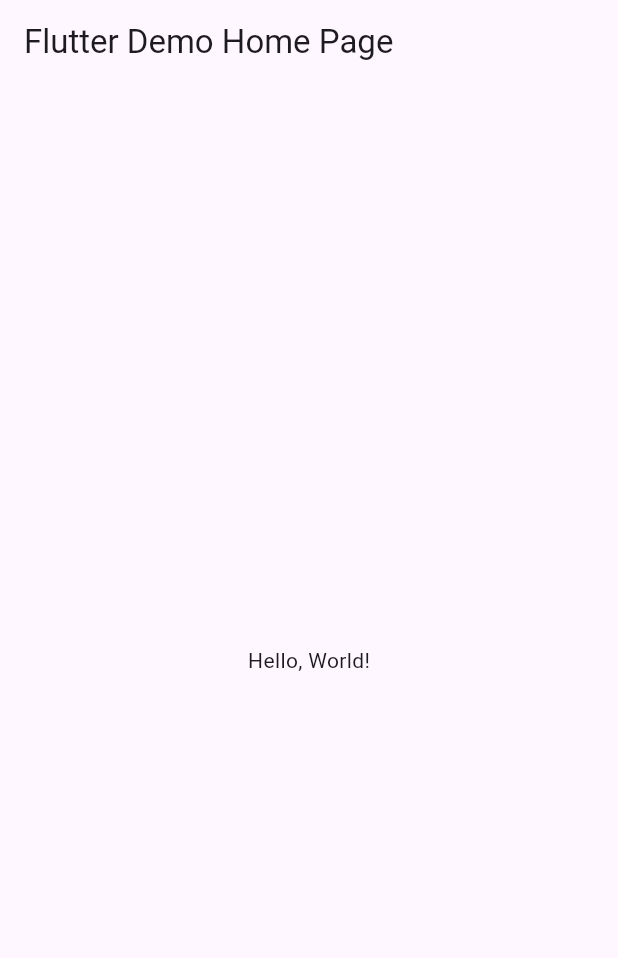
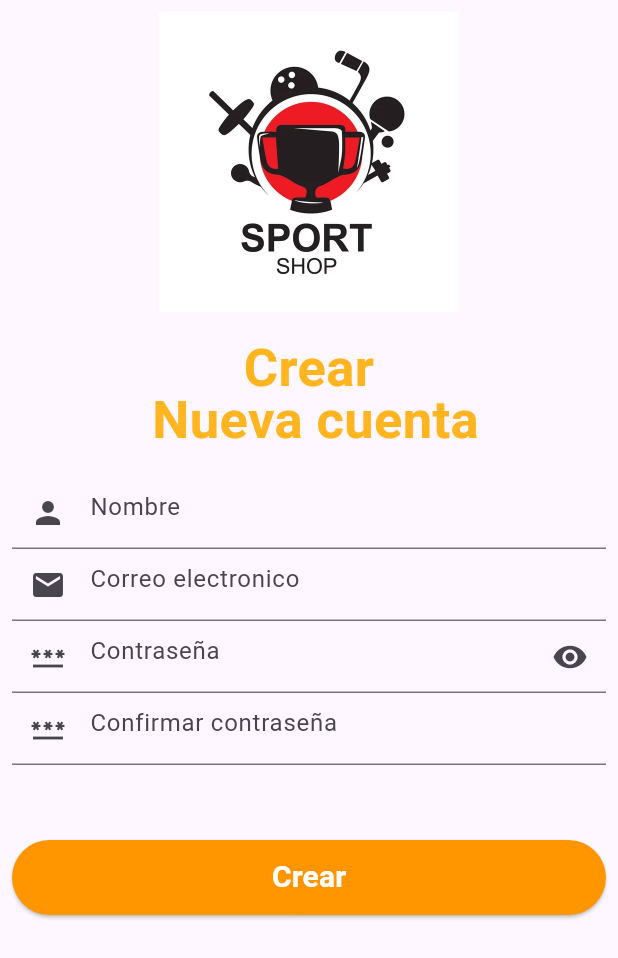
Before and after one commit to Rodriguezb128/Ull-Act6-disenoClase, a Flutter app: the screen it shows after launch, on a phone screen of 412 x 824 dp. Shown: the top 958 px of the screen. Run offline on Flutter 3.47's test engine with Material 3 defaults, Android fonts, the phone set to English and light mode, and no system bars.

```diff
--- a/lib/main.dart
+++ b/lib/main.dart
@@ -1,4 +1,5 @@
 import 'package:flutter/material.dart';
+import 'package:rodriguezdiseno/signup_screen.dart';
 
 void main() => runApp(MyApp());
 
@@ -8,36 +9,8 @@ class MyApp extends StatelessWidget {
   @override
   Widget build(BuildContext context) {
     return MaterialApp(
-      // Application name
-      title: 'Flutter Hello World',
-      // Application theme data, you can set the colors for the application as
-      // you want
-      theme: ThemeData(
-        // useMaterial3: false,
-        primarySwatch: Colors.blue,
-      ),
-      // A widget which will be started on application startup
-      home: MyHomePage(title: 'Flutter Demo Home Page'),
+      debugShowCheckedModeBanner: false,
+      home: SingUpScreen(),
     );
   }
 }
-
-class MyHomePage extends StatelessWidget {
-  final String title;
-  const MyHomePage({super.key, required this.title});
-
-  @override
-  Widget build(BuildContext context) {
-    return Scaffold(
-      appBar: AppBar(
-        // The title text which will be shown on the action bar
-        title: Text(title),
-      ),
-      body: Center(
-        child: Text(
-          'Hello, World!',
-        ),
-      ),
-    );
-  }
-}
--- /dev/null
+++ b/lib/signup_screen.dart
@@ -0,0 +1,173 @@
+import 'package:flutter/material.dart';
+
+void main() => runApp(const SingUpScreen());
+
+class SingUpScreen extends StatefulWidget {
+  const SingUpScreen({Key? key}) : super(key: key);
+
+  @override
+  State<SingUpScreen> createState() => _SingUpScreenState();
+}
+
+class _SingUpScreenState extends State<SingUpScreen> {
+  final GlobalKey<FormState> _formKey = GlobalKey();
+  final TextEditingController _nameController = TextEditingController();
+  final TextEditingController _emailController = TextEditingController();
+  final TextEditingController _passwordController = TextEditingController();
+  final TextEditingController _confirmPasswordController =
+      TextEditingController();
+
+  bool isVisibleObscure = false;
+
+  void _submittedForm() {
+    if (_formKey.currentState!.validate()) {
+      ScaffoldMessenger.of(context).showSnackBar(
+        const SnackBar(
+          content: Text("¡Formulario enviado exitosamente!"),
+        ),
+      );
+    }
+  }
+
+  String? validateName(String? value) {
+    if (value!.isEmpty) {
+      return "Ingresa tu nombre";
+    } else if (RegExp(r"^[a-zA-Z]+$").hasMatch(value)) {
+      return "Por favor ingresa un nombre válido sin números o caracteres especiales";
+    }
+    return null;
+  }
+
+  String? validateEmail(String? value) {
+    if (value!.isEmpty) {
+      return "Por favor ingresa tu correo electrónico";
+    } else if (!RegExp(r"^[a-zA-Z0-9._%+-]+@[a-zA-Z0-9.-]+\.[a-zA-Z]{2,}$")
+        .hasMatch(value)) {
+      return "Por favor ingresa un correo electrónico válido";
+    }
+    return null;
+  }
+
+  String? validatePassword(String? value, String? text) {
+    if (value!.isEmpty) {
+      return "Ingresa tu contraseña";
+    } else if (value.length < 6) {
+      return "La contraseña debe tener al menos 6 caracteres";
+    } else if (!RegExp(r"^[a-zA-Z0-9]+$").hasMatch(value)) {
+      return "La contraseña solo puede contener letras y números";
+    }
+    return null;
+  }
+
+  String? confirmValidatePassword(String? value, String? text) {
+    if (value!.isEmpty) {
+      return "Por favor confirma tu contraseña";
+    } else if (value != text) {
+      return "Las contraseñas no coinciden";
+    }
+    return validatePassword(value, text);
+  }
+
+  @override
+  Widget build(BuildContext context) {
+    return Scaffold(
+      body: SafeArea(
+        child: Padding(
+          padding: const EdgeInsets.all(8.0),
+          child: SingleChildScrollView(
+            child: Column(
+              children: [
+                const Image(
+                    image: AssetImage("assets/portada.jpg"), height: 200),
+                const SizedBox(
+                  height: 20,
+                ),
+                Form(
+                  key: _formKey,
+                  child: Column(
+                    mainAxisAlignment: MainAxisAlignment.center,
+                    children: [
+                      const Text(
+                        "Crear \n Nueva cuenta",
+                        textAlign: TextAlign.center,
+                        style: TextStyle(
+                            fontSize: 35,
+                            fontWeight: FontWeight.bold,
+                            color: Color(0xe2ffac02),
+                            height: 1),
+                      ),
+                      const SizedBox(
+                        height: 20,
+                      ),
+                      TextFormField(
+                        validator: (value) => validateName(value),
+                        controller: _nameController,
+                        decoration: const InputDecoration(
+                            prefixIcon: Icon(Icons.person), hintText: "Nombre"),
+                      ),
+                      TextFormField(
+                        validator: (value) => validateEmail(value),
+                        controller: _emailController,
+                        decoration: const InputDecoration(
+                            prefixIcon: Icon(Icons.email),
+                            hintText: "Correo electronico"),
+                      ),
+                      TextFormField(
+                        validator: (value) =>
+                            validatePassword(value, _passwordController.text),
+                        controller: _passwordController,
+                        autocorrect: false,
+                        enableSuggestions: false,
+                        obscureText: isVisibleObscure,
+                        decoration: InputDecoration(
+                            suffixIcon: IconButton(
+                                onPressed: () {
+                                  setState(() {
+                                    isVisibleObscure = !isVisibleObscure;
+                                  });
+                                },
+                                icon: isVisibleObscure
+                                    ? Icon(Icons.visibility_off)
+                                    : Icon(Icons.visibility)),
+                            prefixIcon: Icon(Icons.password),
+                            hintText: "Contraseña"),
+                      ),
+                      TextFormField(
+                        autocorrect: false,
+                        enableSuggestions: false,
+                        obscureText: isVisibleObscure,
+                        validator: (value) => confirmValidatePassword(
+                            value, _passwordController.text),
+                        controller: _confirmPasswordController,
+                        decoration: const InputDecoration(
+                            prefixIcon: Icon(Icons.password),
+                            hintText: "Confirmar contraseña"),
+                      ),
+                      const SizedBox(
+                        height: 50,
+                      ),
+                      ElevatedButton(
+                          style: ElevatedButton.styleFrom(
+                              backgroundColor: const Color(0xffff9600),
+                              minimumSize: const Size(400, 50)),
+                          onPressed: () {
+                            _submittedForm();
+                          },
+                          child: const Text(
+                            "Crear",
+                            style: TextStyle(
+                                fontSize: 20,
+                                fontWeight: FontWeight.bold,
+                                color: Colors.white),
+                          ))
+                    ],
+                  ),
+                ),
+              ],
+            ),
+          ),
+        ),
+      ),
+    );
+  }
+}
--- a/pubspec.yaml
+++ b/pubspec.yaml
@@ -17,8 +17,8 @@ dev_dependencies:
 
 flutter:
   uses-material-design: true
-  # assets:
-  #  - images/a_dot_burr.jpeg
+  assets:
+    - assets/portada.jpg
   #  - images/a_dot_ham.jpeg
   # fonts:
   #   - family: Schyler
```
Also changed, not shown: assets/portada.jpg (added).
